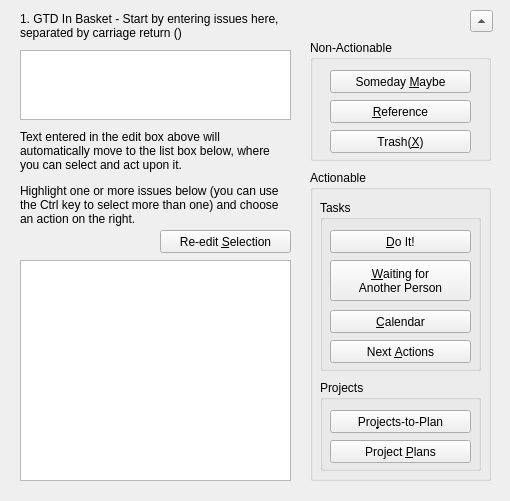
fsziegler/GTD-Kanban, file qt/qt_test001/inbasketform.ui: the form before one commit.
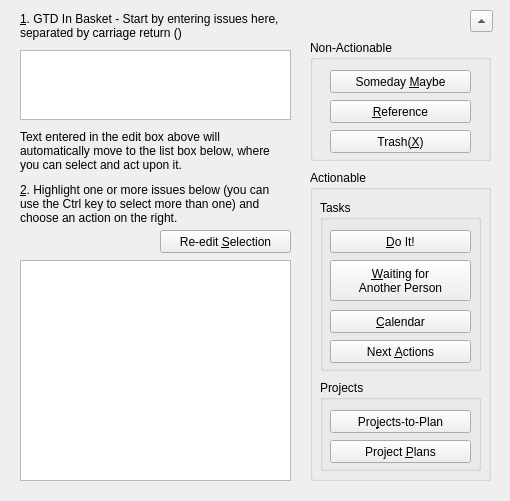
The form after the commit. Custom widgets are drawn as their Qt base class.

Commit message: Enabled Alt-1 and Alt-2 to toggle between the text edit and list boxes in the in-basket form.

```diff
--- a/qt/qt_test001/inbasketform.ui
+++ b/qt/qt_test001/inbasketform.ui
@@ -29,7 +29,7 @@
     </rect>
    </property>
    <property name="text">
-    <string>1. GTD In Basket - Start by entering issues here, separated by carriage return (&lt;Enter&gt;)</string>
+    <string>&lt;u&gt;1&lt;/u&gt;. GTD In Basket - Start by entering issues here, separated by carriage return (&lt;Enter&gt;)</string>
    </property>
    <property name="wordWrap">
     <bool>true</bool>
@@ -228,7 +228,7 @@
     </rect>
    </property>
    <property name="text">
-    <string>Highlight one or more issues below (you can use the Ctrl key to select more than one) and choose an action on the right.</string>
+    <string>&lt;u&gt;2&lt;/u&gt;. Highlight one or more issues below (you can use the Ctrl key to select more than one) and choose an action on the right.</string>
    </property>
    <property name="wordWrap">
     <bool>true</bool>
@@ -366,7 +366,11 @@
    <extends>QListWidget</extends>
    <header location="global">gtdlistwidget.h</header>
   </customwidget>
- </customwidgets>
+  <customwidget>
+   <class>GTDTextEdit</class>
+   <extends>QTextEdit</extends>
+   <header>gtdtextedit.h</header>
+  </customwidget> </customwidgets>
  <tabstops>
   <tabstop>inBasketTextEdit</tabstop>
   <tabstop>reEditSelectionButton</tabstop>
```
Left out of the diff: 2 changed lines with no effect on the pictures. The commit also changes 5 other files.
